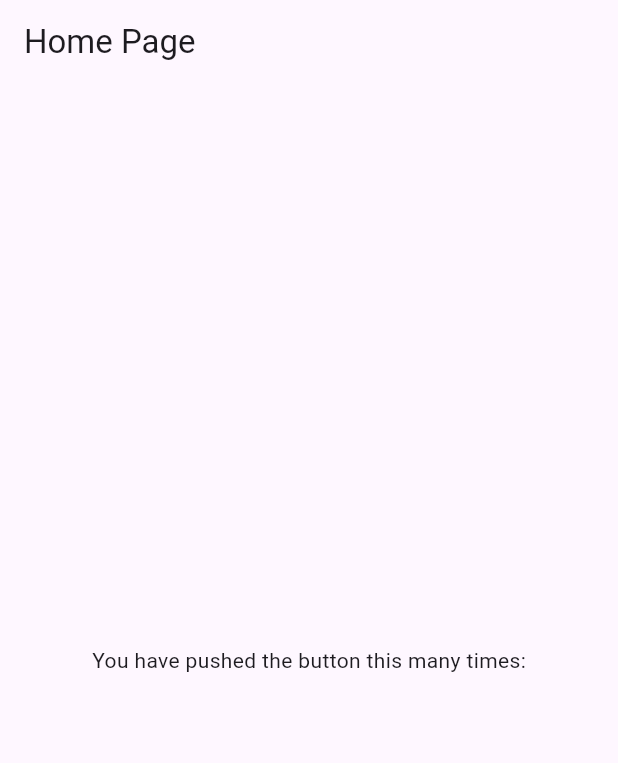
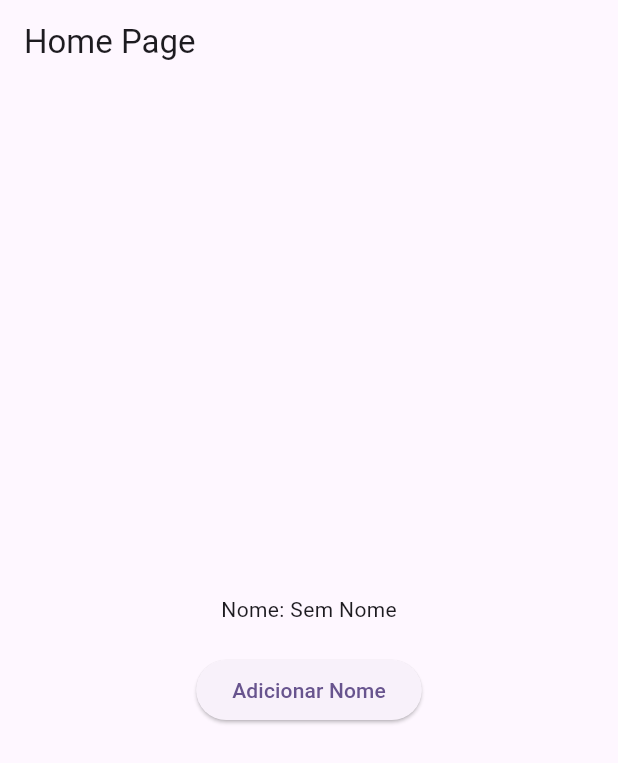
Before and after one commit to gilvancosta/Get-Storage-Example, a Flutter app: the screen it shows after launch, on a phone screen of 412 x 824 dp. Shown: the top 763 px of the screen. Run offline on Flutter 3.47's test engine with Material 2 defaults, Android fonts, the phone set to English and light mode, and no system bars; our stand-ins replace get_storage.

Commit message:
GetStorage

```diff
--- a/lib/src/ui/pages/page/home_page.dart
+++ b/lib/src/ui/pages/page/home_page.dart
@@ -1,20 +1,36 @@
 import 'package:flutter/material.dart';
+import 'package:get_storage/get_storage.dart';
 
-class HomePage extends StatelessWidget {
+class HomePage extends StatefulWidget {
   const HomePage({super.key});
 
   @override
+  State<HomePage> createState() => _HomePageState();
+}
+
+class _HomePageState extends State<HomePage> {
+  @override
   Widget build(BuildContext context) {
+    var name = GetStorage().read('nameKey') ?? 'Sem Nome';
+
     return Scaffold(
       appBar: AppBar(
         title: const Text('Home Page'),
       ),
-      body: const Center(
+      body: Center(
         child: Column(
           mainAxisAlignment: MainAxisAlignment.center,
           children: <Widget>[
             Text(
-              'You have pushed the button this many times:',
+              'Nome: $name',
+            ),
+            const SizedBox(height: 20),
+            ElevatedButton(
+              onPressed: () {
+                GetStorage().write('nameKey', 'João Batista');
+                setState(() {});
+              },
+              child: const Text('Adicionar Nome'),
             ),
           ],
         ),
```
Also changed, not shown: lib/main.dart (+6 -1 lines), pubspec.yaml (+3 -69 lines).
